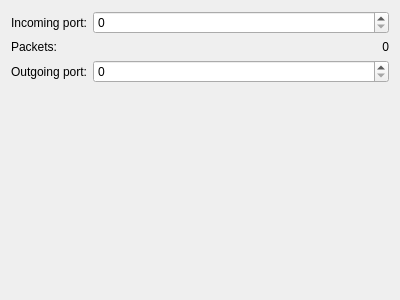
Qt form QExternalPort/src/qudpportwidget.ui (maartenverbandt/QtModules) before a commit.
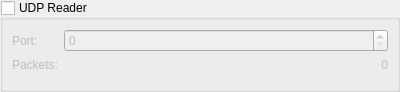
The same form after that commit.

Commit message: Refurbished External port library

```diff
--- a/QExternalPort/src/qudpportwidget.ui
+++ b/QExternalPort/src/qudpportwidget.ui
@@ -7,17 +7,47 @@
     <x>0</x>
     <y>0</y>
     <width>400</width>
-    <height>300</height>
+    <height>92</height>
    </rect>
   </property>
+  <property name="minimumSize">
+   <size>
+    <width>400</width>
+    <height>0</height>
+   </size>
+  </property>
   <property name="windowTitle">
    <string>Form</string>
   </property>
+  <layout class="QVBoxLayout" name="verticalLayout">
+   <property name="leftMargin">
+    <number>0</number>
+   </property>
+   <property name="topMargin">
+    <number>0</number>
+   </property>
+   <property name="rightMargin">
+    <number>0</number>
+   </property>
+   <property name="bottomMargin">
+    <number>0</number>
+   </property>
+   <item>
+    <widget class="QGroupBox" name="groupBox">
+     <property name="title">
+      <string>UDP Reader</string>
+     </property>
+     <property name="checkable">
+      <bool>true</bool>
+     </property>
+     <property name="checked">
+      <bool>false</bool>
+     </property>
   <layout class="QFormLayout" name="formLayout">
    <item row="0" column="0">
     <widget class="QLabel" name="label">
      <property name="text">
-      <string>Incoming port:</string>
+         <string>Port:</string>
      </property>
     </widget>
    </item>
@@ -41,18 +71,11 @@
      </property>
     </widget>
    </item>
-   <item row="2" column="0">
-    <widget class="QLabel" name="label_4">
-     <property name="text">
-      <string>Outgoing port:</string>
-     </property>
-    </widget>
-   </item>
-   <item row="2" column="1">
-    <widget class="QSpinBox" name="outgoing_port">
-     <property name="maximum">
-      <number>65536</number>
-     </property>
+     </layout>
+     <zorder>label_2</zorder>
+     <zorder>label</zorder>
+     <zorder>incoming_port</zorder>
+     <zorder>label_3</zorder>
     </widget>
    </item>
   </layout>
```
Lines whose indentation alone changed are shown as unchanged. The commit also changes 30 other files.
